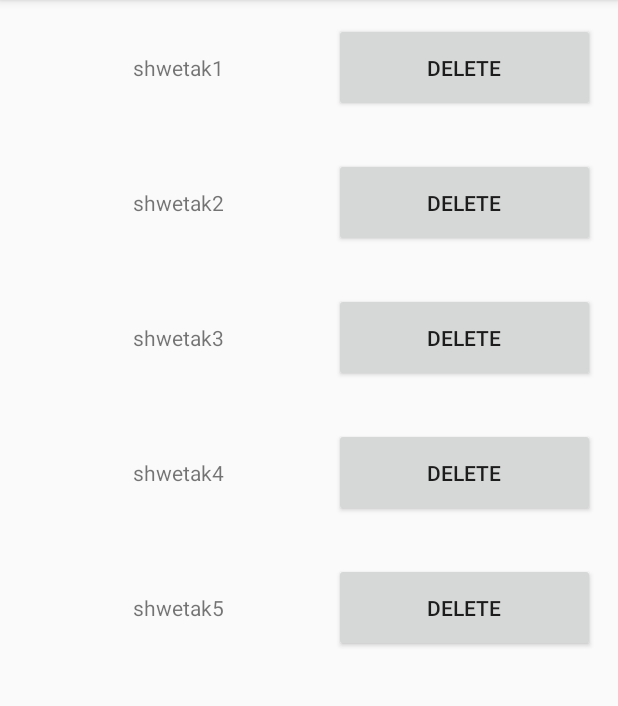
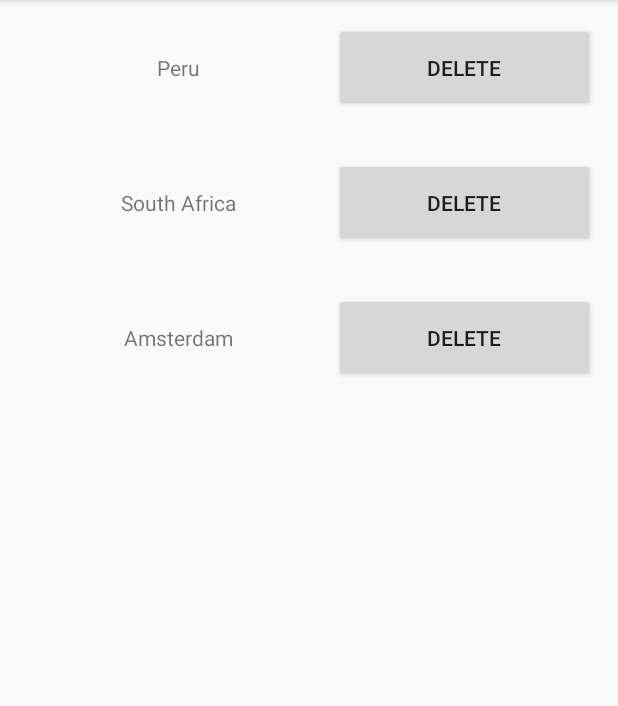
Before and after one commit to chinmaymk23/LiveIdeal, an Android app: the Bookmark2 screen opened directly, with no data from a screen before it, on a phone screen of 412 x 824 dp, the part 84-790 px from its top. Run offline under Robolectric (Android 15) with nearby library versions, the phone set to English and light mode, and no system bars.

Commit message:
Add Bookmarks and relocation

```diff
--- a/app/src/main/AndroidManifest.xml
+++ b/app/src/main/AndroidManifest.xml
@@ -10,7 +10,8 @@
         android:icon="@drawable/app_icon"
         android:label="Group 10 Mobile Computing project"
         android:theme="@style/AppTheme">
-        <activity android:name=".place2details"></activity>
+        <activity android:name=".Bookmark2"></activity>
+        <activity android:name=".place2details" />
         <activity android:name=".RecommendationActivity" />
         <activity
             android:name=".FeedbackActivity"
@@ -19,7 +20,7 @@
         <activity android:name=".LocationActivity" />
         <activity android:name=".VacationActivity" />
         <activity android:name=".RelocationActivity" />
-        <activity android:name=".Bookmark"/>
+        <activity android:name=".Bookmark" />
         <activity android:name=".Homepage" />
         <activity
             android:name=".MainActivity"
--- a/app/src/main/java/com/sourcey/relocator/Bookmark.java
+++ b/app/src/main/java/com/sourcey/relocator/Bookmark2.java
@@ -7,7 +7,7 @@ import android.support.v7.widget.RecyclerView;
 
 import java.util.ArrayList;
 
-public class Bookmark extends AppCompatActivity {
+public class Bookmark2 extends AppCompatActivity {
 
     private ArrayList<String> pNames = new ArrayList<>();
     private ArrayList<String> dButtons = new ArrayList<>();
@@ -15,12 +15,10 @@ public class Bookmark extends AppCompatActivity {
     @Override
     protected void onCreate(Bundle  savedInstanceState) {
         super.onCreate(savedInstanceState);
-        setContentView(R.layout.activity_bookmark);
-        pNames.add("shwetak1");
-        pNames.add("shwetak2");
-        pNames.add("shwetak3");
-        pNames.add("shwetak4");
-        pNames.add("shwetak5");
+        setContentView(R.layout.activity_bookmark2);
+        pNames.add("Peru");
+        pNames.add("South Africa");
+        pNames.add("Amsterdam");
 
         initRecyclerView();
     }
--- a/app/src/main/java/com/sourcey/relocator/Homepage.java
+++ b/app/src/main/java/com/sourcey/relocator/Homepage.java
@@ -61,7 +61,7 @@ public class Homepage extends AppCompatActivity {
         vacationBookmark.setOnClickListener(new View.OnClickListener() {
             @Override
             public void onClick(View view) {
-                Intent intent = new Intent(Homepage.this, Bookmark.class);
+                Intent intent = new Intent(Homepage.this, Bookmark2.class);
                 intent.putExtra("userId", userId);
                 intent.putExtra("locationType", "vacation");
                 startActivity(intent);
--- /dev/null
+++ b/app/src/main/res/layout/activity_bookmark2.xml
@@ -0,0 +1,18 @@
+<?xml version="1.0" encoding="utf-8"?>
+<RelativeLayout xmlns:app="http://schemas.android.com/apk/res-auto"
+    xmlns:tools="http://schemas.android.com/tools"
+    xmlns:android="http://schemas.android.com/apk/res/android"
+    android:layout_width="match_parent"
+    android:layout_height="match_parent"
+    tools:context="com.sourcey.relocator.Bookmark">
+
+
+    <android.support.v7.widget.RecyclerView
+        android:layout_width="match_parent"
+        android:layout_height="match_parent"
+        android:id="@+id/recycler_view">
+
+    </android.support.v7.widget.RecyclerView>
+
+
+</RelativeLayout>
```
